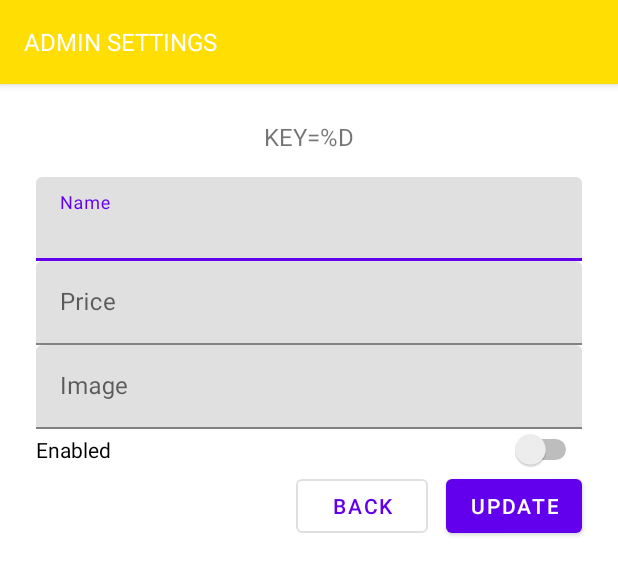
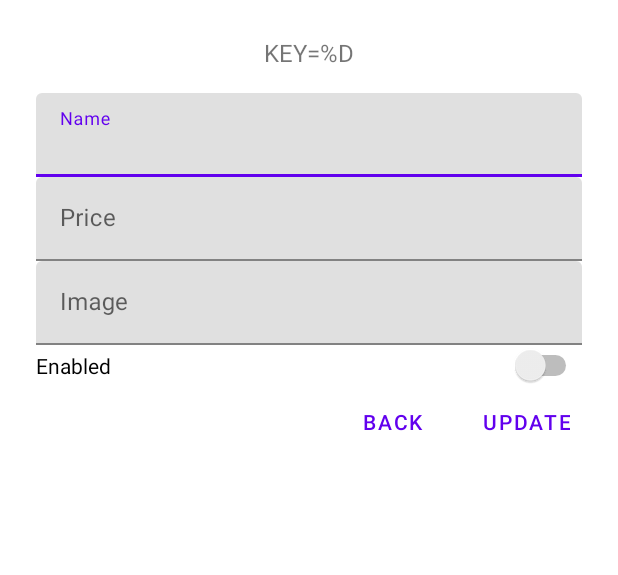
Before and after one commit to hakurei-raymoo/chit-list, an Android app: the layout fragment_item_detail.xml on its own in the app's theme, with its tools: preview values and no code run, on a phone screen of 412 x 824 dp. Shown: the top 575 px of the screen. Run offline under Robolectric (Android 15) with nearby library versions, the phone set to English and light mode, and no system bars.

Commit message:
Changed remaining detail fragments into a dialogs. Changed remaining detail fragments to perform database insert later.

```diff
--- a/app/src/main/java/gensokyo/hakurei/chitlist/ShopFragment.kt
+++ b/app/src/main/java/gensokyo/hakurei/chitlist/ShopFragment.kt
@@ -1,6 +1,5 @@
 package gensokyo.hakurei.chitlist
 
-import android.app.ProgressDialog.show
 import android.os.Bundle
 import android.view.*
 import android.widget.Toast
--- a/app/src/main/java/gensokyo/hakurei/chitlist/utilities/Util.kt
+++ b/app/src/main/java/gensokyo/hakurei/chitlist/utilities/Util.kt
@@ -60,7 +60,7 @@ object Converter {
     @JvmStatic
     @SuppressLint("SimpleDateFormat")
     fun convertLongToDateStringExpanded(systemTime: Long): String {
-        return SimpleDateFormat("EEEE MMM-dd-yyyy' Time 'HH:mm:ss.SSS")
+        return SimpleDateFormat("EEEE MMM dd yyyy' Time 'HH:mm:ss.SSS")
             .format(systemTime).toString()
     }
 
--- a/app/src/main/res/layout/fragment_account_detail.xml
+++ b/app/src/main/res/layout/fragment_account_detail.xml
@@ -142,6 +142,7 @@
 
                     <com.google.android.material.button.MaterialButton
                             android:id="@+id/update_button"
+                            style="@style/Widget.MaterialComponents.Button.TextButton.Dialog"
                             android:layout_width="wrap_content"
                             android:layout_height="wrap_content"
                             android:layout_alignParentEnd="true"
@@ -150,7 +151,7 @@
 
                     <com.google.android.material.button.MaterialButton
                             android:id="@+id/back_button"
-                            style="@style/Widget.MaterialComponents.Button.OutlinedButton"
+                            style="@style/Widget.MaterialComponents.Button.TextButton.Dialog"
                             android:layout_width="wrap_content"
                             android:layout_height="wrap_content"
                             android:layout_marginEnd="@dimen/button_spacing"
--- a/app/src/main/res/layout/fragment_item_detail.xml
+++ b/app/src/main/res/layout/fragment_item_detail.xml
@@ -12,44 +12,9 @@
         <import type="gensokyo.hakurei.chitlist.utilities.Converter" />
     </data>
 
-    <androidx.coordinatorlayout.widget.CoordinatorLayout
+    <RelativeLayout
             android:layout_width="match_parent"
-            android:layout_height="match_parent"
-            android:fitsSystemWindows="true">
-
-        <com.google.android.material.appbar.AppBarLayout
-                android:id="@+id/app_bar_layout"
-                android:layout_width="match_parent"
-                android:layout_height="wrap_content"
-                android:fitsSystemWindows="true">
-
-            <com.google.android.material.appbar.CollapsingToolbarLayout
-                    android:id="@+id/toolbar_layout"
-                    android:layout_width="match_parent"
-                    android:layout_height="wrap_content"
-                    app:layout_scrollFlags="scroll|snap"
-                    app:toolbarId="@id/toolbar">
-
-                <androidx.appcompat.widget.Toolbar
-                        android:id="@+id/toolbar"
-                        style="@style/Widget.MaterialComponents.Toolbar.Primary"
-                        android:layout_width="match_parent"
-                        android:layout_height="?attr/actionBarSize"
-                        android:background="@color/colorItems"
-                        app:layout_collapseMode="parallax">
-
-                    <TextView
-                            android:layout_width="match_parent"
-                            android:layout_height="?attr/actionBarSize"
-                            android:gravity="center_vertical"
-                            android:text="@string/admin"
-                            android:textAllCaps="true"
-                            android:textColor="@color/colorOnPrimary"
-                            android:textSize="16sp" />
-
-                </androidx.appcompat.widget.Toolbar>
-            </com.google.android.material.appbar.CollapsingToolbarLayout>
-        </com.google.android.material.appbar.AppBarLayout>
+            android:layout_height="wrap_content">
 
         <androidx.core.widget.NestedScrollView
                 android:layout_width="match_parent"
@@ -130,6 +95,7 @@
 
                     <com.google.android.material.button.MaterialButton
                             android:id="@+id/update_button"
+                            style="@style/Widget.MaterialComponents.Button.TextButton.Dialog"
                             android:layout_width="wrap_content"
                             android:layout_height="wrap_content"
                             android:layout_alignParentEnd="true"
@@ -138,7 +104,7 @@
 
                     <com.google.android.material.button.MaterialButton
                             android:id="@+id/back_button"
-                            style="@style/Widget.MaterialComponents.Button.OutlinedButton"
+                            style="@style/Widget.MaterialComponents.Button.TextButton.Dialog"
                             android:layout_width="wrap_content"
                             android:layout_height="wrap_content"
                             android:layout_marginEnd="@dimen/button_spacing"
@@ -148,5 +114,5 @@
                 </RelativeLayout>
             </LinearLayout>
         </androidx.core.widget.NestedScrollView>
-    </androidx.coordinatorlayout.widget.CoordinatorLayout>
+    </RelativeLayout>
 </layout>
```
Also changed, not shown: app/src/main/java/gensokyo/hakurei/chitlist/ChangePasswordFragment.kt (renamed from app/src/main/java/gensokyo/hakurei/chitlist/ChangePasswordDialog.kt, +4 -4 lines), app/src/main/java/gensokyo/hakurei/chitlist/accountdetail/AccountDetailViewModel.kt (+4 -6 lines), app/src/main/java/gensokyo/hakurei/chitlist/database/AppDatabase.kt (+9 -1 lines), app/src/main/java/gensokyo/hakurei/chitlist/itemdetail/ItemDetailFragment.kt (+2 -14 lines), app/src/main/java/gensokyo/hakurei/chitlist/itemdetail/ItemDetailViewModel.kt (+17 -26 lines), app/src/main/java/gensokyo/hakurei/chitlist/transactiondetail/TransactionDetailFragment.kt (+2 -13 lines), app/src/main/java/gensokyo/hakurei/chitlist/transactiondetail/TransactionDetailViewModel.kt (+22 -32 lines), app/src/main/res/layout/fragment_change_password.xml (renamed from app/src/main/res/layout/dialog_change_password.xml, +5 -3 lines), app/src/main/res/layout/fragment_transaction_detail.xml (+5 -39 lines), app/src/main/res/navigation/navigation.xml (+33 -30 lines).
